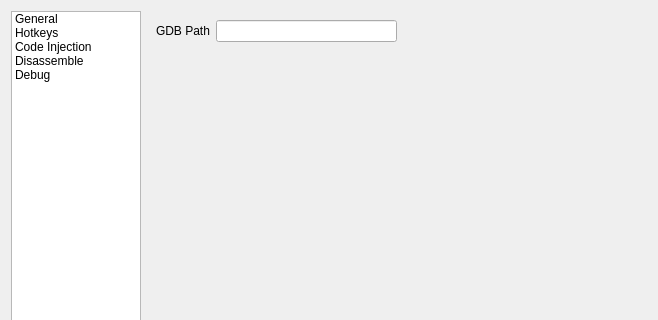
Before: the Qt Designer form GUI/SettingsDialog.ui in korcankaraokcu/PINCE, drawn with Qt 5; both pictures show x 0 to 658 and y 0 to 320 of the 658 by 555 pixel window.
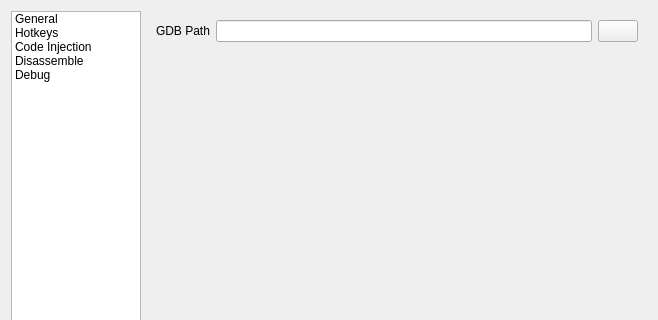
After: the same form once the commit is applied.

Commit message: Added folder navigation for gdb_path in SettingsDialog.py

The edit to the form file:
```diff
--- a/GUI/SettingsDialog.ui
+++ b/GUI/SettingsDialog.ui
@@ -414,17 +414,11 @@
                        </layout>
                      </item>
                      <item>
-                       <spacer name="horizontalSpacer_7">
-                         <property name="orientation">
-                           <enum>Qt::Horizontal</enum>
-                         </property>
-                         <property name="sizeHint" stdset="0">
-                           <size>
-                             <width>40</width>
-                             <height>20</height>
-                           </size>
-                         </property>
-                       </spacer>
+                <widget class="QPushButton" name="pushButton_GDBPath">
+                 <property name="text">
+                  <string/>
+                 </property>
+                </widget>
                      </item>
                    </layout>
                  </item>
```
Lines whose indentation alone changed are shown as unchanged. The commit also changes 2 other files.
